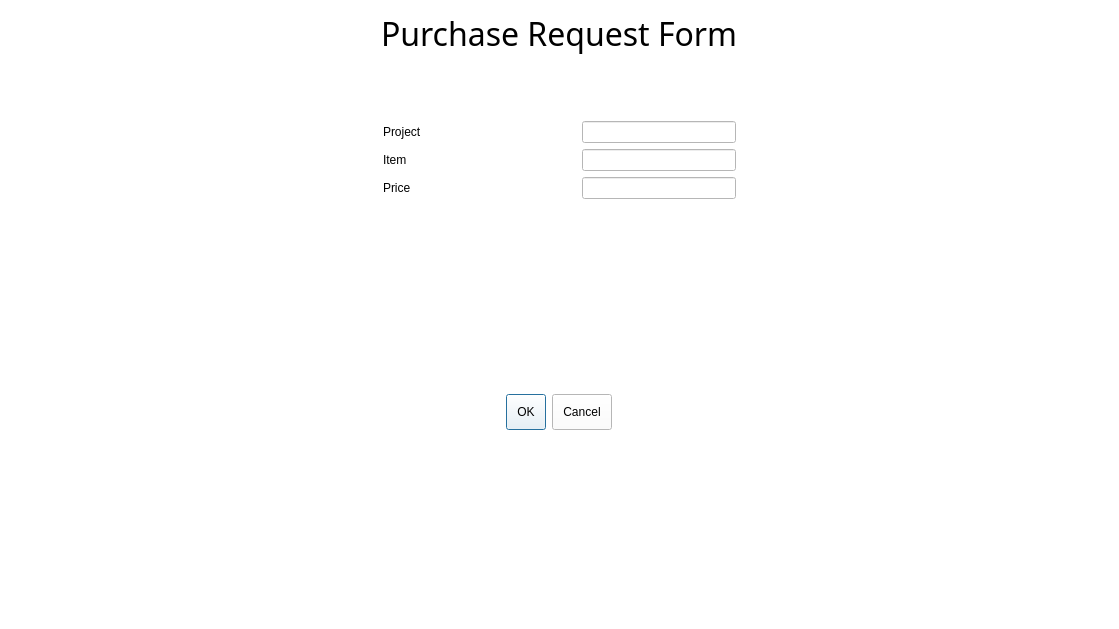
First picture: the form in requestitem.ui, repository arc-bphc/sims-gui, before the edit.
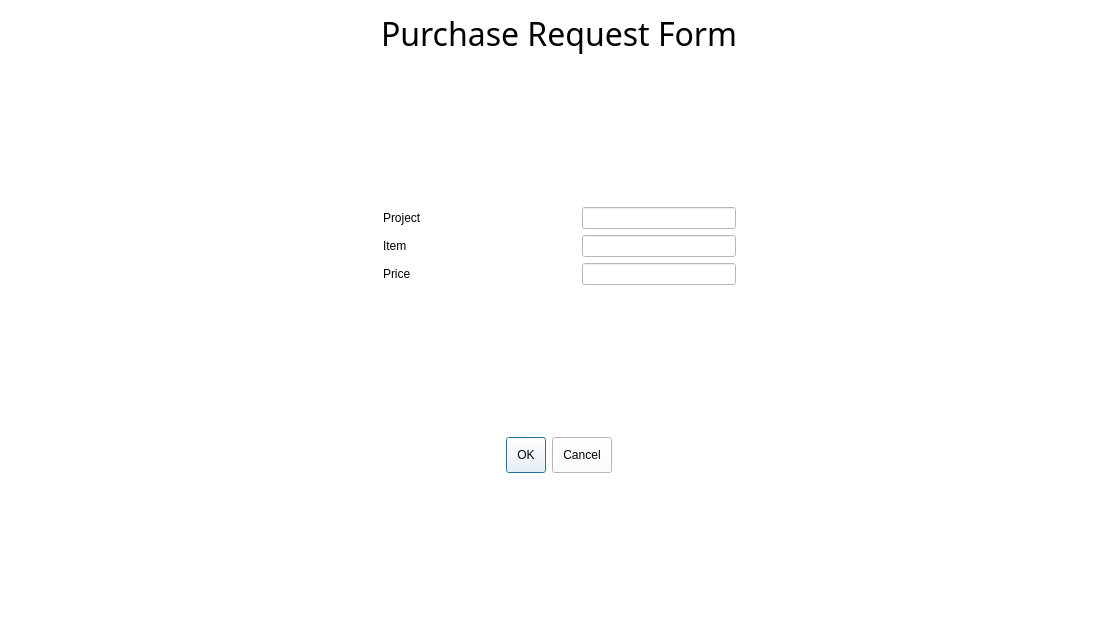
Second picture: the form after the edit.

What changed in the file:
```diff
--- a/requestitem.ui
+++ b/requestitem.ui
@@ -19,13 +19,6 @@
 </string>
   </property>
   <layout class="QGridLayout" name="gridLayout_3">
-   <item row="2" column="1" alignment="Qt::AlignHCenter">
-    <widget class="QDialogButtonBox" name="buttonBox">
-     <property name="standardButtons">
-      <set>QDialogButtonBox::Cancel|QDialogButtonBox::Ok</set>
-     </property>
-    </widget>
-   </item>
    <item row="0" column="0">
     <spacer name="horizontalSpacer_3">
      <property name="orientation">
@@ -54,6 +47,32 @@
    </item>
    <item row="0" column="1">
     <layout class="QGridLayout" name="gridLayout">
+     <item row="3" column="1">
+      <spacer name="verticalSpacer_3">
+       <property name="orientation">
+        <enum>Qt::Vertical</enum>
+       </property>
+       <property name="sizeHint" stdset="0">
+        <size>
+         <width>20</width>
+         <height>40</height>
+        </size>
+       </property>
+      </spacer>
+     </item>
+     <item row="5" column="1">
+      <spacer name="verticalSpacer_2">
+       <property name="orientation">
+        <enum>Qt::Vertical</enum>
+       </property>
+       <property name="sizeHint" stdset="0">
+        <size>
+         <width>20</width>
+         <height>40</height>
+        </size>
+       </property>
+      </spacer>
+     </item>
      <item row="2" column="1">
       <layout class="QGridLayout" name="gridLayout_2">
        <item row="0" column="3">
@@ -139,34 +158,15 @@
        </property>
       </spacer>
      </item>
+     <item row="4" column="1" alignment="Qt::AlignHCenter">
+      <widget class="QDialogButtonBox" name="buttonBox">
+       <property name="standardButtons">
+        <set>QDialogButtonBox::Cancel|QDialogButtonBox::Ok</set>
+       </property>
+      </widget>
+     </item>
     </layout>
    </item>
-   <item row="3" column="1">
-    <spacer name="verticalSpacer_2">
-     <property name="orientation">
-      <enum>Qt::Vertical</enum>
-     </property>
-     <property name="sizeHint" stdset="0">
-      <size>
-       <width>20</width>
-       <height>40</height>
-      </size>
-     </property>
-    </spacer>
-   </item>
-   <item row="1" column="1">
-    <spacer name="verticalSpacer_3">
-     <property name="orientation">
-      <enum>Qt::Vertical</enum>
-     </property>
-     <property name="sizeHint" stdset="0">
-      <size>
-       <width>20</width>
-       <height>40</height>
-      </size>
-     </property>
-    </spacer>
-   </item>
   </layout>
   <zorder>horizontalSpacer_3</zorder>
   <zorder>horizontalSpacer_4</zorder>
```
Left out of the diff: 3 changed lines with no effect on the pictures.
